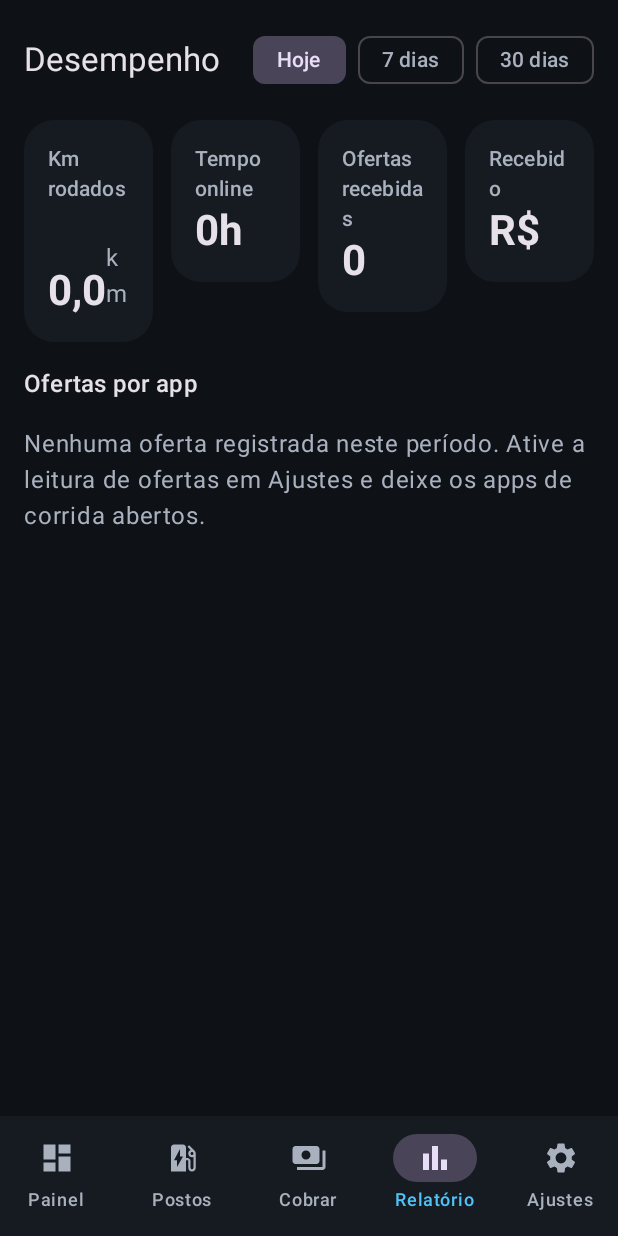
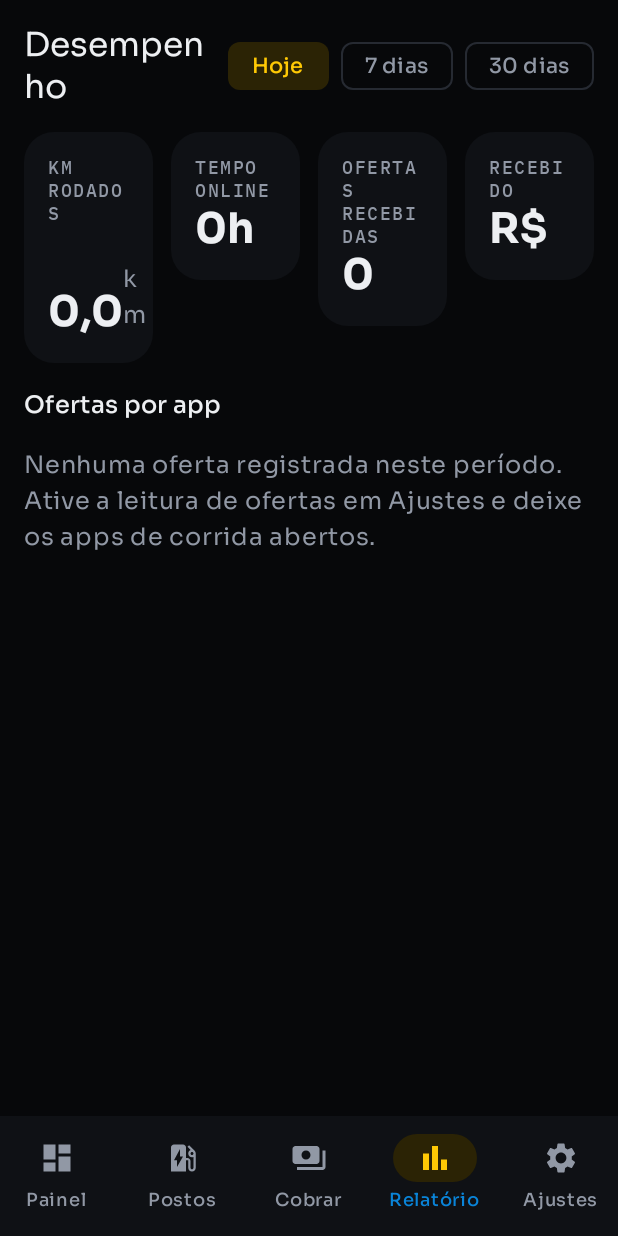
Before and after one commit to jpfreitasramos02/APP-VOLTS-1, an Android app built with Jetpack Compose: the screen it shows after launch (MainActivity), item 4 of the bottom bar chosen, on a phone screen of 412 x 824 dp. Run offline under Robolectric (Android 15) with nearby library versions, the phone set to English and light mode, and no system bars; our stand-ins replace Room's generated code.

Commit message:
Apply Volts Brasil visual identity
Use the brand palette, logo and the Sora and IBM Plex Mono typefaces
from the Volts Brasil site across the theme, launcher icon and screens.

Co-Authored-By: Claude Fable 5.2 <noreply@anthropic.com>
Claude-Session: https://claude.ai/code/session_011L52BxwZozfqf7NeX98STo

```diff
--- a/app/src/main/java/br/com/volts/driver/tracking/ShiftService.kt
+++ b/app/src/main/java/br/com/volts/driver/tracking/ShiftService.kt
@@ -102,7 +102,7 @@ class ShiftService : Service(), LocationListener {
         nm.createNotificationChannel(NotificationChannel(CHANNEL, "Turno em andamento", NotificationManager.IMPORTANCE_LOW))
         val open = PendingIntent.getActivity(this, 0, Intent(this, MainActivity::class.java), PendingIntent.FLAG_IMMUTABLE)
         return NotificationCompat.Builder(this, CHANNEL)
-            .setSmallIcon(R.drawable.ic_bolt)
+            .setSmallIcon(R.drawable.ic_volts_v)
             .setContentTitle("Turno em andamento")
             .setContentText("Medindo a distância percorrida")
             .setOngoing(true)
--- a/app/src/main/java/br/com/volts/driver/ui/HomeScreen.kt
+++ b/app/src/main/java/br/com/volts/driver/ui/HomeScreen.kt
@@ -48,12 +48,14 @@ import androidx.compose.ui.Modifier
 import androidx.compose.ui.draw.alpha
 import androidx.compose.ui.draw.clip
 import androidx.compose.ui.platform.LocalContext
+import androidx.compose.ui.res.painterResource
 import androidx.compose.ui.text.font.FontWeight
 import androidx.compose.ui.text.style.TextAlign
 import androidx.compose.ui.text.style.TextOverflow
 import androidx.compose.ui.unit.dp
 import androidx.core.content.ContextCompat
 import androidx.lifecycle.compose.collectAsStateWithLifecycle
+import br.com.volts.driver.R
 import br.com.volts.driver.apps.AppEntry
 import br.com.volts.driver.apps.Apps
 import br.com.volts.driver.apps.KnownApps
@@ -65,7 +67,7 @@ import br.com.volts.driver.util.formatKm
 import kotlinx.coroutines.delay
 
 @Composable
-fun HomeScreen() {
+fun HomeScreen(showLogo: Boolean) {
     val context = LocalContext.current
     val app = app()
     val settings by app.prefs.settings.collectAsStateWithLifecycle()
@@ -86,6 +88,8 @@ fun HomeScreen() {
     }
 
     Column(verticalArrangement = Arrangement.spacedBy(16.dp)) {
+        // Em telas largas o símbolo já aparece na barra lateral.
+        if (showLogo) Image(painterResource(R.drawable.volts_logo), "Volts Brasil", Modifier.height(36.dp))
         ShiftCard()
         Row(verticalAlignment = Alignment.CenterVertically) {
             Text("Seus apps", style = MaterialTheme.typography.titleLarge, modifier = Modifier.weight(1f))
--- a/app/src/main/java/br/com/volts/driver/ui/ReportScreen.kt
+++ b/app/src/main/java/br/com/volts/driver/ui/ReportScreen.kt
@@ -112,9 +112,9 @@ private class AppStats(val pkg: String, val count: Int, val totalCents: Long, va
 @Composable
 private fun HeaderRow() {
     Row {
-        Text("App", Modifier.weight(1.4f), style = MaterialTheme.typography.labelMedium, color = MaterialTheme.colorScheme.onSurfaceVariant)
+        Text("APP", Modifier.weight(1.4f), style = TechLabel, color = MaterialTheme.colorScheme.onSurfaceVariant)
         listOf("Ofertas", "Valor médio", "Média por km", "Total ofertado").forEach {
-            Text(it, Modifier.weight(1f), textAlign = TextAlign.End, style = MaterialTheme.typography.labelMedium, color = MaterialTheme.colorScheme.onSurfaceVariant)
+            Text(it.uppercase(), Modifier.weight(1f), textAlign = TextAlign.End, style = TechLabel, color = MaterialTheme.colorScheme.onSurfaceVariant)
         }
     }
 }
@@ -127,7 +127,7 @@ private fun androidx.compose.foundation.layout.RowScope.Cell(text: String) {
 @Composable
 private fun Stat(label: String, value: String, unit: String, modifier: Modifier) {
     Column(modifier.clip(RoundedCornerShape(20.dp)).background(MaterialTheme.colorScheme.surfaceContainer).padding(16.dp)) {
-        Text(label, style = MaterialTheme.typography.labelLarge, color = MaterialTheme.colorScheme.onSurfaceVariant)
+        Text(label.uppercase(), style = TechLabel, color = MaterialTheme.colorScheme.onSurfaceVariant)
         Row(verticalAlignment = Alignment.Bottom) {
             Text(value, style = MaterialTheme.typography.headlineMedium, fontWeight = FontWeight.Bold, maxLines = 1)
             if (unit.isNotEmpty()) Text(" $unit", Modifier.padding(bottom = 4.dp), color = MaterialTheme.colorScheme.onSurfaceVariant)
--- a/app/src/main/java/br/com/volts/driver/ui/Root.kt
+++ b/app/src/main/java/br/com/volts/driver/ui/Root.kt
@@ -1,5 +1,6 @@
 package br.com.volts.driver.ui
 
+import androidx.compose.foundation.Image
 import androidx.compose.foundation.layout.Box
 import androidx.compose.foundation.layout.BoxWithConstraints
 import androidx.compose.foundation.layout.Column
@@ -7,6 +8,7 @@ import androidx.compose.foundation.layout.Row
 import androidx.compose.foundation.layout.fillMaxSize
 import androidx.compose.foundation.layout.padding
 import androidx.compose.foundation.layout.safeDrawingPadding
+import androidx.compose.foundation.layout.size
 import androidx.compose.material.icons.Icons
 import androidx.compose.material.icons.filled.BarChart
 import androidx.compose.material.icons.filled.Dashboard
@@ -21,37 +23,18 @@ import androidx.compose.material3.NavigationRail
 import androidx.compose.material3.NavigationRailItem
 import androidx.compose.material3.Surface
 import androidx.compose.material3.Text
-import androidx.compose.material3.darkColorScheme
 import androidx.compose.runtime.Composable
 import androidx.compose.runtime.getValue
 import androidx.compose.runtime.mutableIntStateOf
 import androidx.compose.runtime.saveable.rememberSaveable
 import androidx.compose.runtime.setValue
 import androidx.compose.ui.Modifier
-import androidx.compose.ui.graphics.Color
 import androidx.compose.ui.graphics.vector.ImageVector
 import androidx.compose.ui.platform.LocalContext
+import androidx.compose.ui.res.painterResource
 import androidx.compose.ui.unit.dp
+import br.com.volts.driver.R
 import br.com.volts.driver.VoltsApp
-
-val VoltsGreen = Color(0xFFB8F53D)
-val FuelOrange = Color(0xFFFFA940)
-val EvBlue = Color(0xFF4FC3F7)
-
-private val Colors = darkColorScheme(
-    primary = VoltsGreen,
-    onPrimary = Color(0xFF10140A),
-    primaryContainer = Color(0xFF2C3A12),
-    onPrimaryContainer = VoltsGreen,
-    secondary = EvBlue,
-    background = Color(0xFF0E1116),
-    surface = Color(0xFF0E1116),
-    surfaceVariant = Color(0xFF1B2029),
-    surfaceContainer = Color(0xFF161A21),
-    surfaceContainerHigh = Color(0xFF1B2029),
-    surfaceContainerHighest = Color(0xFF232935),
-    onSurfaceVariant = Color(0xFFA9B1BF),
-)
 
 private class Tab(val label: String, val icon: ImageVector)
 
@@ -68,13 +51,13 @@ fun app(): VoltsApp = LocalContext.current.applicationContext as VoltsApp
 
 @Composable
 fun VoltsRoot() {
-    MaterialTheme(colorScheme = Colors) {
+    VoltsTheme {
         Surface(Modifier.fillMaxSize()) {
             var tab by rememberSaveable { mutableIntStateOf(0) }
-            val content: @Composable (Modifier) -> Unit = { m ->
+            val content: @Composable (Modifier, Boolean) -> Unit = { m, wide ->
                 Box(m.padding(16.dp)) {
                     when (tab) {
-                        0 -> HomeScreen()
+                        0 -> HomeScreen(showLogo = !wide)
                         1 -> StationsScreen()
                         2 -> PayScreen(onOpenSettings = { tab = 4 })
                         3 -> ReportScreen()
@@ -85,7 +68,11 @@ fun VoltsRoot() {
             BoxWithConstraints(Modifier.safeDrawingPadding()) {
                 if (maxWidth >= 600.dp) {
                     Row {
-                        NavigationRail {
+                        NavigationRail(
+                            header = {
+                                Image(painterResource(R.drawable.volts_simbolo), "Volts Brasil", Modifier.padding(vertical = 12.dp).size(40.dp))
+                            },
+                        ) {
                             tabs.forEachIndexed { i, t ->
                                 NavigationRailItem(
                                     selected = tab == i,
@@ -96,11 +83,11 @@ fun VoltsRoot() {
                                 )
                             }
                         }
-                        content(Modifier.weight(1f))
+                        content(Modifier.weight(1f), true)
                     }
                 } else {
                     Column {
-                        content(Modifier.weight(1f))
+                        content(Modifier.weight(1f), false)
                         NavigationBar {
                             tabs.forEachIndexed { i, t ->
                                 NavigationBarItem(
--- a/app/src/main/java/br/com/volts/driver/ui/SettingsScreen.kt
+++ b/app/src/main/java/br/com/volts/driver/ui/SettingsScreen.kt
@@ -135,7 +135,7 @@ private fun Section(title: String, content: @Composable () -> Unit) {
         Modifier.fillMaxWidth().clip(RoundedCornerShape(20.dp)).background(MaterialTheme.colorScheme.surfaceContainer).padding(16.dp),
         verticalArrangement = Arrangement.spacedBy(12.dp),
     ) {
-        Text(title, style = MaterialTheme.typography.titleMedium, color = MaterialTheme.colorScheme.primary)
+        Text(title.uppercase(), style = TechLabel, color = MaterialTheme.colorScheme.primary)
         content()
     }
 }
--- a/app/src/main/java/br/com/volts/driver/ui/StationsScreen.kt
+++ b/app/src/main/java/br/com/volts/driver/ui/StationsScreen.kt
@@ -117,7 +117,7 @@ fun StationsScreen() {
             FilterChip(showFuel, { showFuel = !showFuel }, label = { Text("Combustível") },
                 leadingIcon = { Icon(Icons.Filled.LocalGasStation, null, Modifier.size(18.dp), tint = FuelOrange) })
             FilterChip(showEv, { showEv = !showEv }, label = { Text("Elétrico") },
-                leadingIcon = { Icon(Icons.Filled.EvStation, null, Modifier.size(18.dp), tint = EvBlue) })
+                leadingIcon = { Icon(Icons.Filled.EvStation, null, Modifier.size(18.dp), tint = VoltsAzul) })
             IconButton(onClick = { reload++ }) { Icon(Icons.Filled.Refresh, "Atualizar") }
         }
         when (val s = state) {
@@ -156,8 +156,8 @@ private fun Message(text: String, action: @Composable () -> Unit) {
 }
 
 private fun stationColor(s: Station): Color = when {
-    s.isVolts -> VoltsGreen
-    s.type == StationType.EV -> EvBlue
+    s.isVolts -> VoltsAmarelo
+    s.type == StationType.EV -> VoltsAzul
     else -> FuelOrange
 }
 
--- /dev/null
+++ b/app/src/main/java/br/com/volts/driver/ui/Theme.kt
@@ -0,0 +1,83 @@
+package br.com.volts.driver.ui
+
+import androidx.compose.material3.MaterialTheme
+import androidx.compose.material3.Typography
+import androidx.compose.material3.darkColorScheme
+import androidx.compose.runtime.Composable
+import androidx.compose.ui.graphics.Color
+import androidx.compose.ui.text.ExperimentalTextApi
+import androidx.compose.ui.text.TextStyle
+import androidx.compose.ui.text.font.Font
+import androidx.compose.ui.text.font.FontFamily
+import androidx.compose.ui.text.font.FontVariation
+import androidx.compose.ui.text.font.FontWeight
+import androidx.compose.ui.unit.sp
+import br.com.volts.driver.R
+
+// Identidade visual da Volts Brasil (mesmos valores do site).
+val VoltsAmarelo = Color(0xFFFFC905)
+val VoltsAzul = Color(0xFF0A84D8)
+val VoltsVerde = Color(0xFF00D26C)
+val VoltsBlack = Color(0xFF07080A)
+val VoltsGraphite = Color(0xFF0F1115)
+val VoltsGraphite2 = Color(0xFF16191F)
+val VoltsLine = Color(0xFF262A32)
+val VoltsMuted = Color(0xFF9198A5)
+val VoltsText = Color(0xFFEDEFF2)
+
+/** Postos de combustível no mapa (fora da paleta da marca, para não confundir com a rede Volts). */
+val FuelOrange = Color(0xFFFF7A45)
+
+private val Colors = darkColorScheme(
+    primary = VoltsAmarelo,
+    onPrimary = VoltsBlack,
+    primaryContainer = Color(0xFF2B2305),
+    onPrimaryContainer = VoltsAmarelo,
+    secondary = VoltsAzul,
+    onSecondary = Color.White,
+    secondaryContainer = Color(0xFF2B2305),
+    onSecondaryContainer = VoltsAmarelo,
+    tertiary = VoltsVerde,
+    onTertiary = VoltsBlack,
+    background = VoltsBlack,
+    onBackground = VoltsText,
+    surface = VoltsBlack,
+    onSurface = VoltsText,
+    surfaceVariant = VoltsGraphite2,
+    onSurfaceVariant = VoltsMuted,
+    surfaceContainerLowest = VoltsBlack,
+    surfaceContainerLow = VoltsGraphite,
+    surfaceContainer = VoltsGraphite,
+    surfaceContainerHigh = VoltsGraphite2,
+    surfaceContainerHighest = VoltsLine,
+    outline = Color(0xFF4A505C),
+    outlineVariant = VoltsLine,
+)
+
+@OptIn(ExperimentalTextApi::class)
+private val Sora = FontFamily(
+    listOf(FontWeight.Normal, FontWeight.Medium, FontWeight.SemiBold, FontWeight.Bold).map { w ->
+        Font(R.font.sora, weight = w, variationSettings = FontVariation.Settings(FontVariation.weight(w.weight)))
+    }
+)
+
+/** Fonte "técnica" do site, usada em rótulos pequenos. */
+val PlexMono = FontFamily(Font(R.font.ibm_plex_mono_medium, FontWeight.Medium))
+
+val TechLabel = TextStyle(fontFamily = PlexMono, fontWeight = FontWeight.Medium, fontSize = 12.sp, letterSpacing = 1.sp)
+
+private val VoltsTypography = Typography().run {
+    fun TextStyle.sora() = copy(fontFamily = Sora)
+    copy(
+        displayLarge = displayLarge.sora(), displayMedium = displayMedium.sora(), displaySmall = displaySmall.sora(),
+        headlineLarge = headlineLarge.sora(), headlineMedium = headlineMedium.sora(), headlineSmall = headlineSmall.sora(),
+        titleLarge = titleLarge.sora(), titleMedium = titleMedium.sora(), titleSmall = titleSmall.sora(),
+        bodyLarge = bodyLarge.sora(), bodyMedium = bodyMedium.sora(), bodySmall = bodySmall.sora(),
+        labelLarge = labelLarge.sora(), labelMedium = labelMedium.sora(), labelSmall = labelSmall.sora(),
+    )
+}
+
+@Composable
+fun VoltsTheme(content: @Composable () -> Unit) {
+    MaterialTheme(colorScheme = Colors, typography = VoltsTypography, content = content)
+}
--- a/app/src/main/res/mipmap-anydpi-v26/ic_launcher.xml
+++ b/app/src/main/res/mipmap-anydpi-v26/ic_launcher.xml
@@ -1,5 +1,5 @@
 <?xml version="1.0" encoding="utf-8"?>
 <adaptive-icon xmlns:android="http://schemas.android.com/apk/res/android">
     <background android:drawable="@color/bg" />
-    <foreground android:drawable="@drawable/ic_bolt" />
+    <foreground android:drawable="@drawable/ic_launcher_foreground" />
 </adaptive-icon>
--- a/app/src/main/res/values/colors.xml
+++ b/app/src/main/res/values/colors.xml
@@ -1,4 +1,3 @@
 <resources>
-    <color name="bg">#0E1116</color>
-    <color name="bolt">#B8F53D</color>
+    <color name="bg">#07080A</color>
 </resources>
```
Also changed, not shown: app/src/main/res/drawable/ic_bolt.xml (deleted, +0 -9 lines), app/src/main/res/drawable/ic_volts_v.xml (added, +10 -0 lines), app/src/main/res/drawable-nodpi/ic_launcher_foreground.png (added), app/src/main/res/drawable-nodpi/volts_logo.png (added), app/src/main/res/drawable-nodpi/volts_simbolo.png (added), app/src/main/res/font/ibm_plex_mono_medium.ttf (added), app/src/main/res/font/sora.ttf (added), 1 other file.
